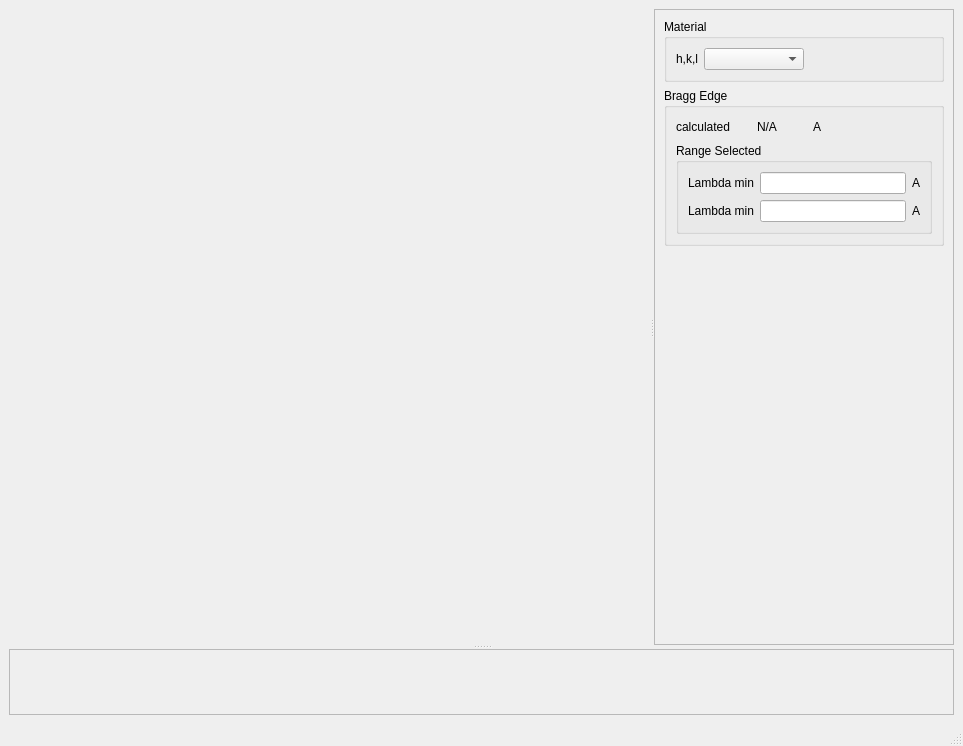
Qt form designer/ui_fittingWindow.ui (ornlneutronimaging/iBeatles) before a commit.
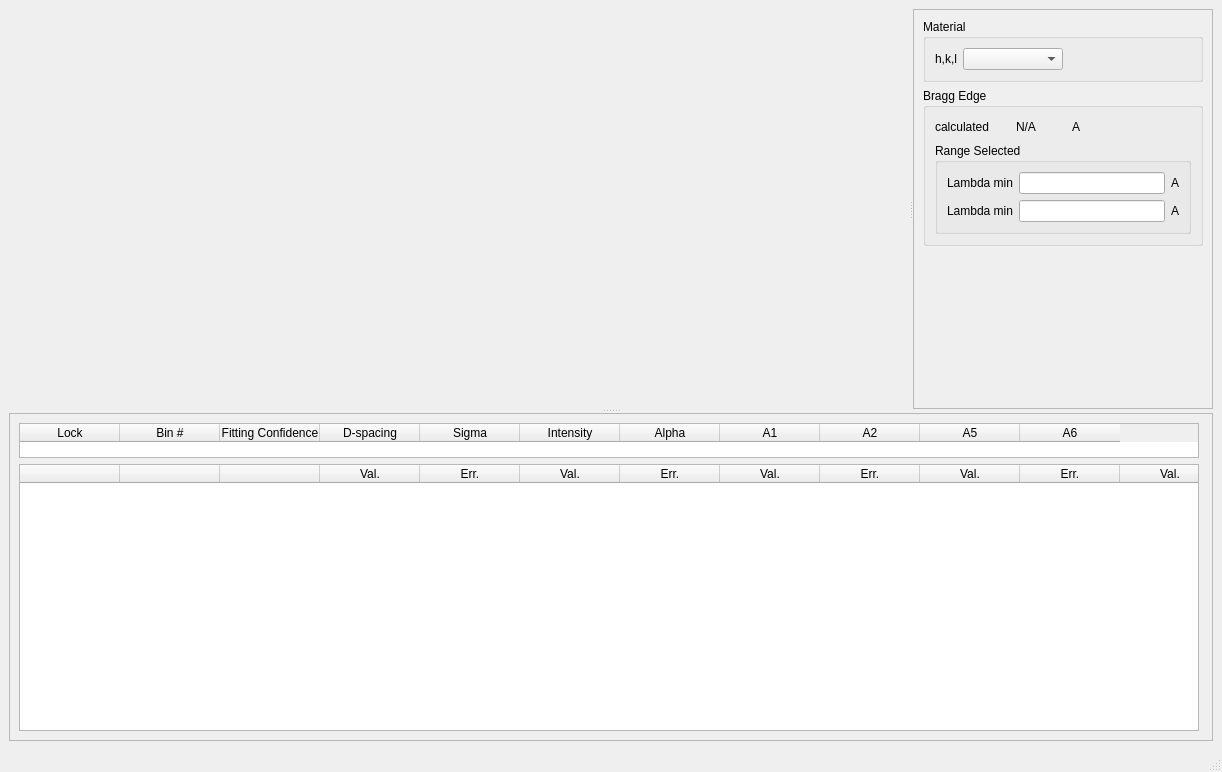
The same form after that commit.

Commit message: Implemented the column resizing with double header

Diff of the .ui file:
```diff
--- a/designer/ui_fittingWindow.ui
+++ b/designer/ui_fittingWindow.ui
@@ -6,8 +6,8 @@
    <rect>
     <x>0</x>
     <y>0</y>
-    <width>963</width>
-    <height>746</height>
+    <width>1222</width>
+    <height>772</height>
    </rect>
   </property>
   <property name="minimumSize">
@@ -277,6 +277,235 @@
        <property name="frameShadow">
         <enum>QFrame::Raised</enum>
        </property>
+       <layout class="QVBoxLayout" name="verticalLayout_5">
+        <item>
+         <widget class="QTableWidget" name="header_table">
+          <property name="sizePolicy">
+           <sizepolicy hsizetype="Fixed" vsizetype="Fixed">
+            <horstretch>0</horstretch>
+            <verstretch>0</verstretch>
+           </sizepolicy>
+          </property>
+          <property name="minimumSize">
+           <size>
+            <width>1180</width>
+            <height>0</height>
+           </size>
+          </property>
+          <property name="maximumSize">
+           <size>
+            <width>1180</width>
+            <height>35</height>
+           </size>
+          </property>
+          <property name="verticalScrollBarPolicy">
+           <enum>Qt::ScrollBarAsNeeded</enum>
+          </property>
+          <property name="horizontalScrollBarPolicy">
+           <enum>Qt::ScrollBarAlwaysOff</enum>
+          </property>
+          <property name="autoScroll">
+           <bool>true</bool>
+          </property>
+          <property name="cornerButtonEnabled">
+           <bool>true</bool>
+          </property>
+          <attribute name="horizontalHeaderVisible">
+           <bool>true</bool>
+          </attribute>
+          <attribute name="horizontalHeaderHighlightSections">
+           <bool>true</bool>
+          </attribute>
+          <attribute name="horizontalHeaderStretchLastSection">
+           <bool>false</bool>
+          </attribute>
+          <attribute name="verticalHeaderVisible">
+           <bool>false</bool>
+          </attribute>
+          <attribute name="verticalHeaderHighlightSections">
+           <bool>false</bool>
+          </attribute>
+          <attribute name="verticalHeaderStretchLastSection">
+           <bool>false</bool>
+          </attribute>
+          <column>
+           <property name="text">
+            <string>Lock</string>
+           </property>
+          </column>
+          <column>
+           <property name="text">
+            <string>Bin #</string>
+           </property>
+          </column>
+          <column>
+           <property name="text">
+            <string>Fitting Confidence</string>
+           </property>
+          </column>
+          <column>
+           <property name="text">
+            <string>D-spacing</string>
+           </property>
+          </column>
+          <column>
+           <property name="text">
+            <string>Sigma</string>
+           </property>
+          </column>
+          <column>
+           <property name="text">
+            <string>Intensity</string>
+           </property>
+          </column>
+          <column>
+           <property name="text">
+            <string>Alpha</string>
+           </property>
+          </column>
+          <column>
+           <property name="text">
+            <string>A1</string>
+           </property>
+          </column>
+          <column>
+           <property name="text">
+            <string>A2</string>
+           </property>
+          </column>
+          <column>
+           <property name="text">
+            <string>A5</string>
+           </property>
+          </column>
+          <column>
+           <property name="text">
+            <string>A6</string>
+           </property>
+          </column>
+         </widget>
+        </item>
+        <item>
+         <widget class="QTableWidget" name="value_table">
+          <property name="sizePolicy">
+           <sizepolicy hsizetype="Fixed" vsizetype="Expanding">
+            <horstretch>0</horstretch>
+            <verstretch>0</verstretch>
+           </sizepolicy>
+          </property>
+          <property name="minimumSize">
+           <size>
+            <width>1180</width>
+            <height>0</height>
+           </size>
+          </property>
+          <property name="maximumSize">
+           <size>
+            <width>1180</width>
+            <height>16777215</height>
+           </size>
+          </property>
+          <property name="horizontalScrollBarPolicy">
+           <enum>Qt::ScrollBarAlwaysOff</enum>
+          </property>
+          <column>
+           <property name="text">
+            <string/>
+           </property>
+          </column>
+          <column>
+           <property name="text">
+            <string/>
+           </property>
+          </column>
+          <column>
+           <property name="text">
+            <string/>
+           </property>
+          </column>
+          <column>
+           <property name="text">
+            <string>Val.</string>
+           </property>
+          </column>
+          <column>
+           <property name="text">
+            <string>Err.</string>
+           </property>
+          </column>
+          <column>
+           <property name="text">
+            <string>Val.</string>
+           </property>
+          </column>
+          <column>
+           <property name="text">
+            <string>Err.</string>
+           </property>
+          </column>
+          <column>
+           <property name="text">
+            <string>Val.</string>
+           </property>
+          </column>
+          <column>
+           <property name="text">
+            <string>Err.</string>
+           </property>
+          </column>
+          <column>
+           <property name="text">
+            <string>Val.</string>
+           </property>
+          </column>
+          <column>
+           <property name="text">
+            <string>Err.</string>
+           </property>
+          </column>
+          <column>
+           <property name="text">
+            <string>Val.</string>
+           </property>
+          </column>
+          <column>
+           <property name="text">
+            <string>Err.</string>
+           </property>
+          </column>
+          <column>
+           <property name="text">
+            <string>Val.</string>
+           </property>
+          </column>
+          <column>
+           <property name="text">
+            <string>Err.</string>
+           </property>
+          </column>
+          <column>
+           <property name="text">
+            <string>Val.</string>
+           </property>
+          </column>
+          <column>
+           <property name="text">
+            <string>Err.</string>
+           </property>
+          </column>
+          <column>
+           <property name="text">
+            <string>Val.</string>
+           </property>
+          </column>
+          <column>
+           <property name="text">
+            <string>Err.</string>
+           </property>
+          </column>
+         </widget>
+        </item>
+       </layout>
       </widget>
      </widget>
     </item>
```
Left out of the diff: 3 changed lines with no effect on the pictures. The commit also changes 2 other files.
